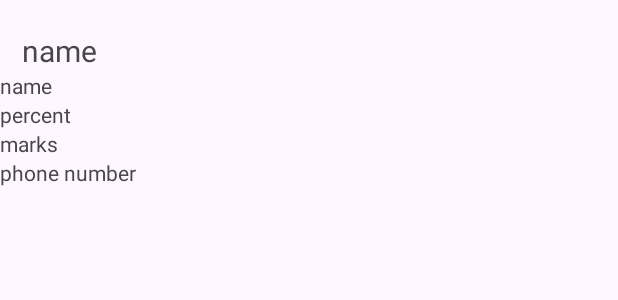
After one commit to 48Shruti/MyFirstLocation, an Android app: the layout activity_check_intent.xml on its own in the app's theme, with its tools: preview values and no code run, on a phone screen of 412 x 824 dp. The commit adds this screen. Shown: the top 300 px of the screen. Run offline under Robolectric (Android 15) with nearby library versions, the phone set to English and light mode, and no system bars.

Commit message:
Check intent
check intent data

```diff
--- a/app/src/main/AndroidManifest.xml
+++ b/app/src/main/AndroidManifest.xml
@@ -13,6 +13,9 @@
         android:theme="@style/Theme.Myfirstproject"
         tools:targetApi="31">
         <activity
+            android:name=".CheckIntent"
+            android:exported="false" />
+        <activity
             android:name=".CheckboxRadioActivity"
             android:exported="false" />
         <activity
--- /dev/null
+++ b/app/src/main/res/layout/activity_check_intent.xml
@@ -0,0 +1,40 @@
+<?xml version="1.0" encoding="utf-8"?>
+<LinearLayout xmlns:android="http://schemas.android.com/apk/res/android"
+    xmlns:app="http://schemas.android.com/apk/res-auto"
+    xmlns:tools="http://schemas.android.com/tools"
+    android:layout_width="match_parent"
+    android:layout_height="match_parent"
+    android:orientation="vertical"
+    tools:context=".CheckIntent">
+    <TextView
+    android:layout_width="match_parent"
+    android:layout_height="wrap_content"
+    android:text=" name"
+    android:textSize="20sp"
+    android:layout_marginTop="20dp"
+    android:layout_marginLeft="10dp"/>
+    <TextView
+        android:layout_width="match_parent"
+        android:layout_height="wrap_content"
+        android:text="name"
+        android:id="@+id/tvname"/>
+    <TextView
+        android:layout_width="match_parent"
+        android:layout_height="wrap_content"
+        android:text="percent"
+        android:id="@+id/tvper"/>
+    <TextView
+        android:layout_width="match_parent"
+        android:layout_height="wrap_content"
+        android:text="marks"
+        android:id="@+id/tvmar"/>
+    <TextView
+        android:layout_width="match_parent"
+        android:layout_height="wrap_content"
+        android:text="phone number"
+        android:id="@+id/tvphn"/>
+
+
+
+
+</LinearLayout>
```
Also changed, not shown: app/src/main/java/com/shruti/myfirstproject/CheckIntent.kt (added, +40 -0 lines), app/src/main/java/com/shruti/myfirstproject/MainActivity.kt (+13 -6 lines), app/src/main/res/layout/activity_main.xml (+27 -6 lines).
